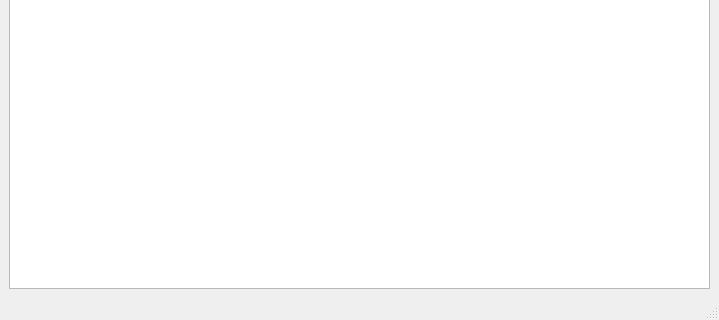
First picture: the form in ui/designer/mainwindow.ui, repository glebliutsko/spolyrics, before the edit; both pictures show x 0 to 719 and y 373 to 693 of the 719 by 693 pixel window.
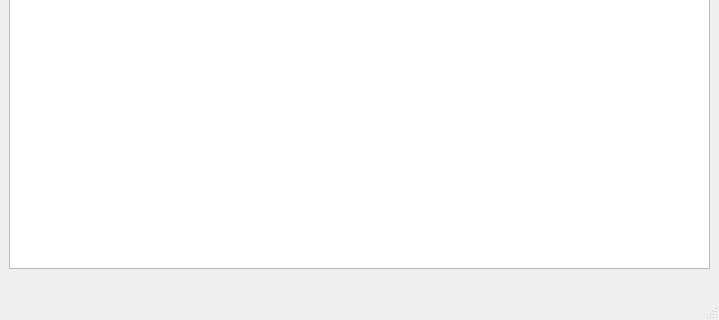
Second picture: the form after the edit.

Commit message: Add status bar. Exception Handling

```diff
--- a/ui/designer/mainwindow.ui
+++ b/ui/designer/mainwindow.ui
@@ -36,6 +36,19 @@
       </item>
      </layout>
     </item>
+                <item row="1" column="0">
+                    <widget class="QLabel" name="statusLabel">
+                        <property name="text">
+                            <string/>
+                        </property>
+                        <property name="alignment">
+                            <set>Qt::AlignCenter</set>
+                        </property>
+                        <property name="margin">
+                            <number>0</number>
+                        </property>
+                    </widget>
+                </item>
    </layout>
   </widget>
   <widget class="QMenuBar" name="menubar">
```
Lines whose indentation alone changed are shown as unchanged. The commit also changes 18 other files.
